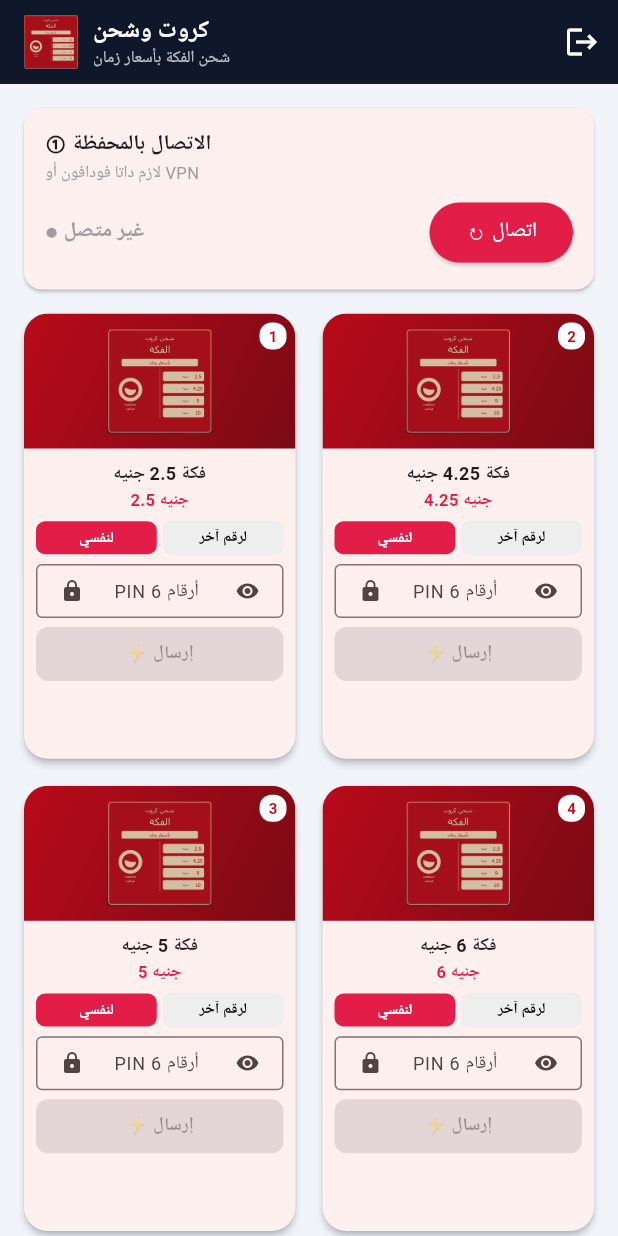
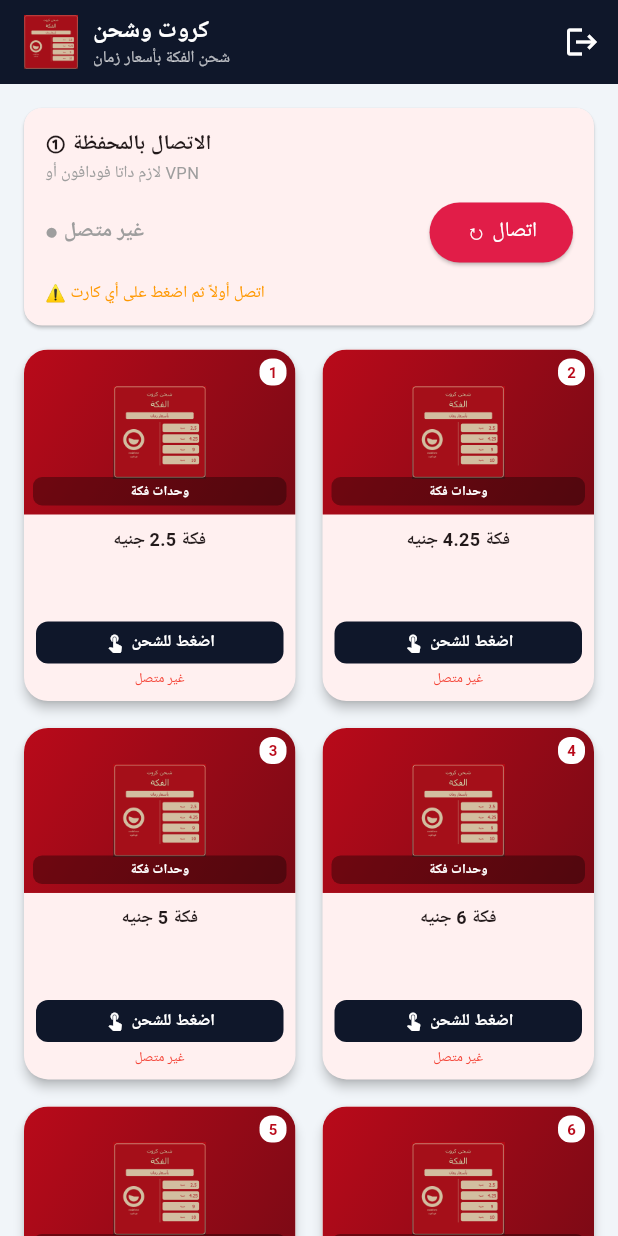
Before and after one commit to ahmedwaleed2021998/kartak, a Flutter app: the screen it shows once a user with an empty profile is signed in, on a phone screen of 412 x 824 dp. Run offline on Flutter 3.47's test engine with Material 3 defaults, Android fonts, the phone set to English and light mode, and no system bars; our stand-ins replace cloud_firestore, firebase_auth, firebase_core; accounts and stored records are empty; network calls fail; Roboto replaces fonts that are missing (Cairo).

Commit message:
feat: كارت في قالب - Grid يدخل جوه بالضغط والواحدات مكتوبة على الكارت من بره

```diff
--- a/lib/screens/home_screen.dart
+++ b/lib/screens/home_screen.dart
@@ -6,6 +6,7 @@
 import 'package:url_launcher/url_launcher.dart';
 import '../services/vodafone_service.dart';
 import '../services/firestore_service.dart';
+import 'card_detail_screen.dart';
 
 class HomeScreen extends StatefulWidget {
   const HomeScreen({super.key});
@@ -24,33 +25,12 @@
   bool checkingSub = true;
   bool expired = false;
 
-  // لكل كارت: controller للرقم والباس
-  final Map<String, TextEditingController> receiverCtrls = {};
-  final Map<String, TextEditingController> pinCtrls = {};
-  final Map<String, bool> showPin = {};
-  final Map<String, bool> sending = {};
-  final Map<String, bool> toSelf = {};
-
   List<String> logs = [];
 
   @override
   void initState() {
     super.initState();
-    for (var p in VodafoneService.products) {
-      receiverCtrls[p.$3] = TextEditingController();
-      pinCtrls[p.$3] = TextEditingController();
-      showPin[p.$3] = false;
-      sending[p.$3] = false;
-      toSelf[p.$3] = true;
-    }
     _checkSubscription();
-  }
-
-  @override
-  void dispose() {
-    for (var c in receiverCtrls.values) c.dispose();
-    for (var c in pinCtrls.values) c.dispose();
-    super.dispose();
   }
 
   void addLog(String m) => setState(() => logs.insert(0, "[${TimeOfDay.now().format(context)}] $m"));
@@ -119,12 +99,8 @@
 
   Future<void> _contactExpired() async {
     final uri = Uri.parse('https://api.whatsapp.com/send?phone=201098969844&text=مرحبا%20مطور%20كروت%20وشحن%20اشتراكي%20انتهى%20-%20${FirebaseAuth.instance.currentUser?.email ?? ''}');
-    try {
-      if (await launchUrl(uri, mode: LaunchMode.externalApplication)) return;
-    } catch (_) {}
-    try {
-      if (await launchUrl(uri, mode: LaunchMode.platformDefault)) return;
-    } catch (_) {}
+    try { if (await launchUrl(uri, mode: LaunchMode.externalApplication)) return; } catch (_) {}
+    try { if (await launchUrl(uri, mode: LaunchMode.platformDefault)) return; } catch (_) {}
     await launchUrl(uri, mode: LaunchMode.inAppWebView, webViewConfiguration: const WebViewConfiguration(enableJavaScript: true, enableDomStorage: true));
   }
 
@@ -146,59 +122,26 @@
     }
   }
 
-  Future<void> sendFor(String productId, String productLabel) async {
-    final isSelf = toSelf[productId] ?? true;
-    final recvCtrl = receiverCtrls[productId]!;
-    final pinCtrl = pinCtrls[productId]!;
-    final receiver = isSelf ? msisdn! : recvCtrl.text.trim();
-    final pin = pinCtrl.text.trim();
-
+  void openCard(String productId, String productName, String number) {
     if (msisdn == null || token == null) {
-      ScaffoldMessenger.of(context).showSnackBar(const SnackBar(content: Text("اتصل بالمحفظة أولاً")));
+      ScaffoldMessenger.of(context).showSnackBar(const SnackBar(content: Text("اتصل بالمحفظة أولاً"), backgroundColor: Colors.orange));
       return;
     }
-    if (!isSelf && !(receiver.startsWith("01") && receiver.length == 11 && int.tryParse(receiver) != null)) {
-      ScaffoldMessenger.of(context).showSnackBar(const SnackBar(content: Text("رقم المستلم خطأ - 11 رقم يبدأ 01")));
-      return;
-    }
-    if (pin.length != 6 || int.tryParse(pin) == null) {
-      ScaffoldMessenger.of(context).showSnackBar(const SnackBar(content: Text("PIN لازم 6 أرقام")));
-      return;
-    }
-
-    final ok = await showDialog<bool>(
-      context: context,
-      builder: (_) => AlertDialog(
-        title: const Text("تأكيد التحويل"),
-        content: Text("الكارت: $productLabel\nالمرسل: $msisdn\nالمستلم: $receiver\n\nسيتم الخصم فوراً"),
-        actions: [TextButton(onPressed: () => Navigator.pop(context, false), child: const Text("إلغاء")), ElevatedButton(onPressed: () => Navigator.pop(context, true), child: const Text("أوافق"))],
+    final label = "$number - $productName";
+    Navigator.push(
+      context,
+      MaterialPageRoute(
+        builder: (_) => CardDetailScreen(
+          productId: productId,
+          productLabel: label,
+          productName: productName,
+          number: number,
+          msisdn: msisdn,
+          token: token,
+          onLog: addLog,
+        ),
       ),
     );
-    if (ok != true) return;
-
-    setState(() => sending[productId] = true);
-    addLog("↻ إرسال $productLabel إلى $receiver ...");
-    try {
-      final resp = await vodafone.sendOrder(productId: productId, receiver: receiver, pin: pin, msisdn: msisdn!, token: token!);
-      final code = resp['code'];
-      final status = resp['_httpStatus'];
-      final isSuccess = status == 200 && (code == "0000" || resp['orderTotalPrice'] != null);
-      final statusStr = isSuccess ? "success" : "failed";
-      await firestore.saveOrder(productName: productLabel, productId: productId, sender: msisdn!, receiver: receiver, status: statusStr, serverResponse: resp);
-      if (isSuccess) {
-        addLog("✓✓✓ تم بنجاح! ${resp['orderTotalPrice'] ?? ''} جنيه");
-        if (mounted) ScaffoldMessenger.of(context).showSnackBar(SnackBar(content: Text("تم بنجاح! ${resp['orderTotalPrice'] ?? ''} جنيه"), backgroundColor: Colors.green));
-      } else {
-        final err = resp['reason'] ?? resp['message'] ?? 'غير معروف';
-        addLog("✗ فشل: $err (كود $code)");
-        if (mounted) ScaffoldMessenger.of(context).showSnackBar(SnackBar(content: Text("فشل: $err"), backgroundColor: Colors.red));
-      }
-    } catch (e) {
-      addLog("✗ خطأ: $e");
-      if (mounted) ScaffoldMessenger.of(context).showSnackBar(SnackBar(content: Text("خطأ: $e"), backgroundColor: Colors.red));
-    } finally {
-      setState(() => sending[productId] = false);
-    }
   }
 
   @override
@@ -271,17 +214,18 @@
                             ElevatedButton(onPressed: connecting ? null : connect, style: ElevatedButton.styleFrom(backgroundColor: const Color(0xFFE11D48), foregroundColor: Colors.white), child: connecting ? const SizedBox(width: 16, height: 16, child: CircularProgressIndicator(strokeWidth: 2, color: Colors.white)) : const Text("↻ اتصال")),
                           ]),
                           if (connected) Container(margin: const EdgeInsets.only(top: 8), padding: const EdgeInsets.all(8), decoration: BoxDecoration(color: Colors.green.shade50, borderRadius: BorderRadius.circular(8)), child: Row(children: [const Icon(Icons.check_circle, color: Colors.green, size: 16), const SizedBox(width: 6), Expanded(child: Text("رقم المحفظة: $msisdn - الجلسة نشطة", style: const TextStyle(color: Colors.green, fontSize: 12)))])),
+                          if (!connected) const Padding(padding: EdgeInsets.only(top: 8), child: Text("⚠️ اتصل أولاً ثم اضغط على أي كارت", style: TextStyle(color: Colors.orange, fontSize: 11))),
                         ]),
                       ),
                     ),
                     const SizedBox(height: 8),
-                    // شبكة الكروت
+                    // شبكة الكروت - كل كارت قالب
                     GridView.builder(
                       shrinkWrap: true,
                       physics: const NeverScrollableScrollPhysics(),
                       gridDelegate: const SliverGridDelegateWithFixedCrossAxisCount(
                         crossAxisCount: 2,
-                        childAspectRatio: 0.62,
+                        childAspectRatio: 0.78,
                         crossAxisSpacing: 10,
                         mainAxisSpacing: 10,
                       ),
@@ -289,54 +233,48 @@
                       itemBuilder: (context, idx) {
                         final p = VodafoneService.products[idx];
                         final pid = p.$3;
-                        final label = "${p.$1} - ${p.$2}";
-                        final price = p.$2.replaceAll(RegExp(r'[^0-9.]'), '').trim();
-                        return Card(
-                          elevation: 2,
+                        final name = p.$2;
+                        final number = p.$1;
+                        // الواحدات مكتوبة على الكارت من بره
+                        final isFakka = name.contains("فكة");
+                        final isMared = name.contains("مارد");
+                        return InkWell(
+                          onTap: () => openCard(pid, name, number),
+                          borderRadius: BorderRadius.circular(16),
+                          child: Card(
+                            elevation: 3,
                             shape: RoundedRectangleBorder(borderRadius: BorderRadius.circular(16)),
                             clipBehavior: Clip.antiAlias,
                             child: Column(children: [
-                            // صورة الكارت
+                              // صورة + وحدات
                               Container(
-                              height: 90,
+                                height: 110,
                                 width: double.infinity,
                                 decoration: const BoxDecoration(gradient: LinearGradient(colors: [Color(0xFFB90A1A), Color(0xFF7A0A15)], begin: Alignment.topLeft, end: Alignment.bottomRight)),
                                 child: Stack(alignment: Alignment.center, children: [
-                                Image.asset('assets/images/logo.png', height: 70, fit: BoxFit.contain, errorBuilder: (_, __, ___) => const Icon(Icons.sim_card, color: Colors.white, size: 40)),
-                                Positioned(top: 6, right: 6, child: Container(padding: const EdgeInsets.symmetric(horizontal: 6, vertical: 2), decoration: BoxDecoration(color: Colors.white, borderRadius: BorderRadius.circular(8)), child: Text("${p.$1}", style: const TextStyle(fontSize: 10, fontWeight: FontWeight.bold, color: Color(0xFFB90A1A))))),
+                                  Image.asset('assets/images/logo.png', height: 62, fit: BoxFit.contain, errorBuilder: (_, __, ___) => const Icon(Icons.sim_card, color: Colors.white, size: 36)),
+                                  Positioned(top: 6, right: 6, child: Container(padding: const EdgeInsets.symmetric(horizontal: 6, vertical: 2), decoration: BoxDecoration(color: Colors.white, borderRadius: BorderRadius.circular(8)), child: Text(number, style: const TextStyle(fontSize: 10, fontWeight: FontWeight.bold, color: Color(0xFFB90A1A))))),
+                                  Positioned(bottom: 6, left: 6, right: 6, child: Container(padding: const EdgeInsets.symmetric(horizontal: 6, vertical: 3), decoration: BoxDecoration(color: Colors.black.withOpacity(0.35), borderRadius: BorderRadius.circular(6)), child: Text(isFakka ? "وحدات فكة" : isMared ? name.split(" ").last : "رصيد", textAlign: TextAlign.center, style: const TextStyle(fontSize: 9, color: Colors.white, fontWeight: FontWeight.bold)))),
                                 ]),
                               ),
                               Expanded(
                                 child: Padding(
                                   padding: const EdgeInsets.all(8),
-                                child: Column(crossAxisAlignment: CrossAxisAlignment.stretch, children: [
-                                  Text(p.$2, style: const TextStyle(fontWeight: FontWeight.bold, fontSize: 12), textAlign: TextAlign.center, maxLines: 2, overflow: TextOverflow.ellipsis),
-                                  if (price.isNotEmpty) Text("$price جنيه", style: const TextStyle(color: Color(0xFFE11D48), fontWeight: FontWeight.bold, fontSize: 11), textAlign: TextAlign.center),
-                                  const SizedBox(height: 6),
-                                  // لنفسي / لرقم آخر
-                                  Row(children: [
-                                    Expanded(child: InkWell(onTap: () => setState(() => toSelf[pid] = true), child: Container(padding: const EdgeInsets.symmetric(vertical: 4), decoration: BoxDecoration(color: (toSelf[pid] ?? true) ? const Color(0xFFE11D48) : Colors.grey.shade200, borderRadius: BorderRadius.circular(6)), child: Text("لنفسي", textAlign: TextAlign.center, style: TextStyle(fontSize: 10, color: (toSelf[pid] ?? true) ? Colors.white : Colors.black, fontWeight: FontWeight.bold))))),
-                                    const SizedBox(width: 4),
-                                    Expanded(child: InkWell(onTap: () => setState(() => toSelf[pid] = false), child: Container(padding: const EdgeInsets.symmetric(vertical: 4), decoration: BoxDecoration(color: !(toSelf[pid] ?? true) ? const Color(0xFF0F172A) : Colors.grey.shade200, borderRadius: BorderRadius.circular(6)), child: Text("لرقم آخر", textAlign: TextAlign.center, style: TextStyle(fontSize: 10, color: !(toSelf[pid] ?? true) ? Colors.white : Colors.black, fontWeight: FontWeight.bold))))),
+                                  child: Column(children: [
+                                    Text(name, style: const TextStyle(fontWeight: FontWeight.bold, fontSize: 12), textAlign: TextAlign.center, maxLines: 2, overflow: TextOverflow.ellipsis),
+                                    const Spacer(),
+                                    Container(
+                                      width: double.infinity,
+                                      padding: const EdgeInsets.symmetric(vertical: 6),
+                                      decoration: BoxDecoration(color: const Color(0xFF0F172A), borderRadius: BorderRadius.circular(8)),
+                                      child: const Row(mainAxisAlignment: MainAxisAlignment.center, children: [Icon(Icons.touch_app, color: Colors.white, size: 14), SizedBox(width: 4), Text("اضغط للشحن", style: TextStyle(color: Colors.white, fontSize: 11, fontWeight: FontWeight.bold))]),
+                                    ),
+                                    if (!connected) const Padding(padding: EdgeInsets.only(top: 4), child: Text("غير متصل", style: TextStyle(color: Colors.red, fontSize: 9))),
                                   ]),
-                                  const SizedBox(height: 6),
-                                  if (!(toSelf[pid] ?? true))
-                                    SizedBox(height: 36, child: TextField(controller: receiverCtrls[pid], keyboardType: TextInputType.phone, style: const TextStyle(fontSize: 12), decoration: const InputDecoration(hintText: "01xxxxxxxxx", prefixIcon: Icon(Icons.phone, size: 16), border: OutlineInputBorder(), contentPadding: EdgeInsets.symmetric(horizontal: 8, vertical: 6), isDense: true))),
-                                  if (!(toSelf[pid] ?? true)) const SizedBox(height: 6),
-                                  SizedBox(height: 36, child: TextField(controller: pinCtrls[pid], keyboardType: TextInputType.number, maxLength: 6, obscureText: !(showPin[pid] ?? false), style: const TextStyle(fontSize: 12), decoration: InputDecoration(counterText: "", hintText: "PIN 6 أرقام", prefixIcon: const Icon(Icons.lock, size: 16), suffixIcon: InkWell(onTap: () => setState(() => showPin[pid] = !(showPin[pid] ?? false)), child: Icon((showPin[pid] ?? false) ? Icons.visibility_off : Icons.visibility, size: 16)), border: const OutlineInputBorder(), contentPadding: const EdgeInsets.symmetric(horizontal: 8, vertical: 6), isDense: true))),
-                                  const SizedBox(height: 6),
-                                  SizedBox(
-                                    height: 36,
-                                    child: ElevatedButton(
-                                      onPressed: (connected && !(sending[pid] ?? false)) ? () => sendFor(pid, label) : null,
-                                      style: ElevatedButton.styleFrom(backgroundColor: const Color(0xFFE11D48), foregroundColor: Colors.white, shape: RoundedRectangleBorder(borderRadius: BorderRadius.circular(8)), padding: EdgeInsets.zero),
-                                      child: (sending[pid] ?? false) ? const SizedBox(width: 16, height: 16, child: CircularProgressIndicator(color: Colors.white, strokeWidth: 2)) : const Text("⚡ إرسال", style: TextStyle(fontSize: 12, fontWeight: FontWeight.bold)),
                                 ),
                               ),
                             ]),
                           ),
-                            ),
-                          ]),
                         );
                       },
                     ),
@@ -387,7 +325,4 @@
                 ),
     );
   }
-
-  Widget _card({required List<Widget> children}) => Card(margin: const EdgeInsets.only(bottom: 12), shape: RoundedRectangleBorder(borderRadius: BorderRadius.circular(12)), child: Padding(padding: const EdgeInsets.all(14), child: Column(crossAxisAlignment: CrossAxisAlignment.start, children: children)));
-  Widget _title(String t, String? sub) => Column(crossAxisAlignment: CrossAxisAlignment.start, children: [Text(t, style: const TextStyle(fontWeight: FontWeight.bold)), if (sub != null) Text(sub, style: const TextStyle(color: Colors.grey, fontSize: 11))]);
 }
```
Also changed, not shown: lib/screens/card_detail_screen.dart (added, +167 -0 lines). Lines whose indentation alone changed are shown as unchanged.
